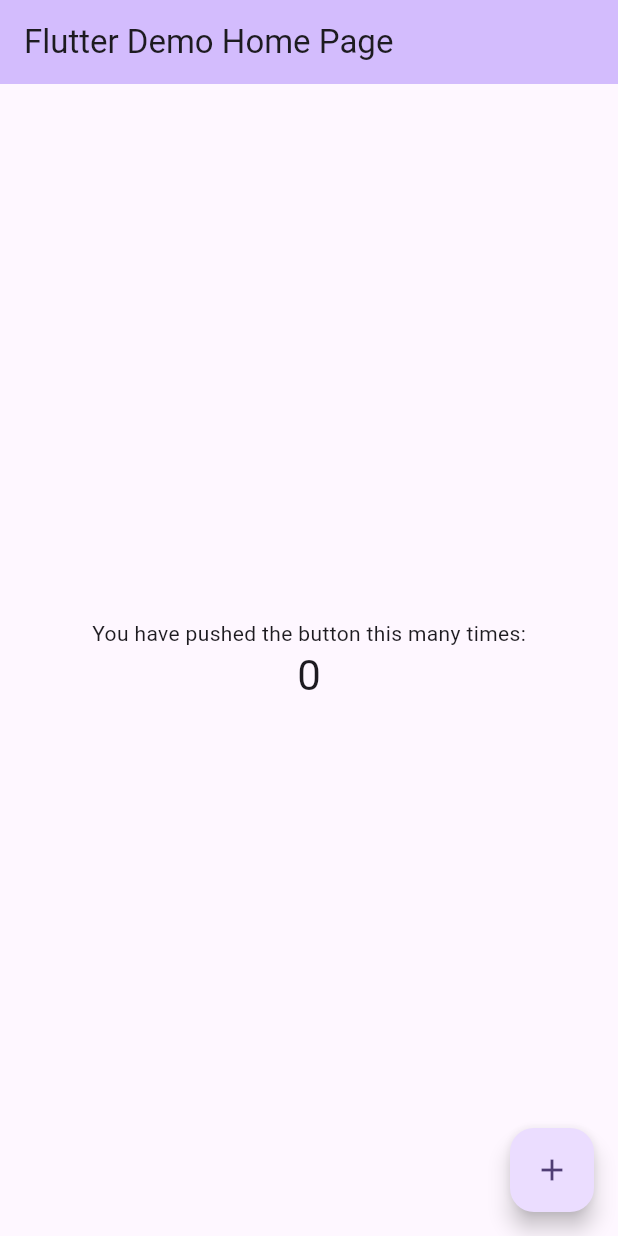
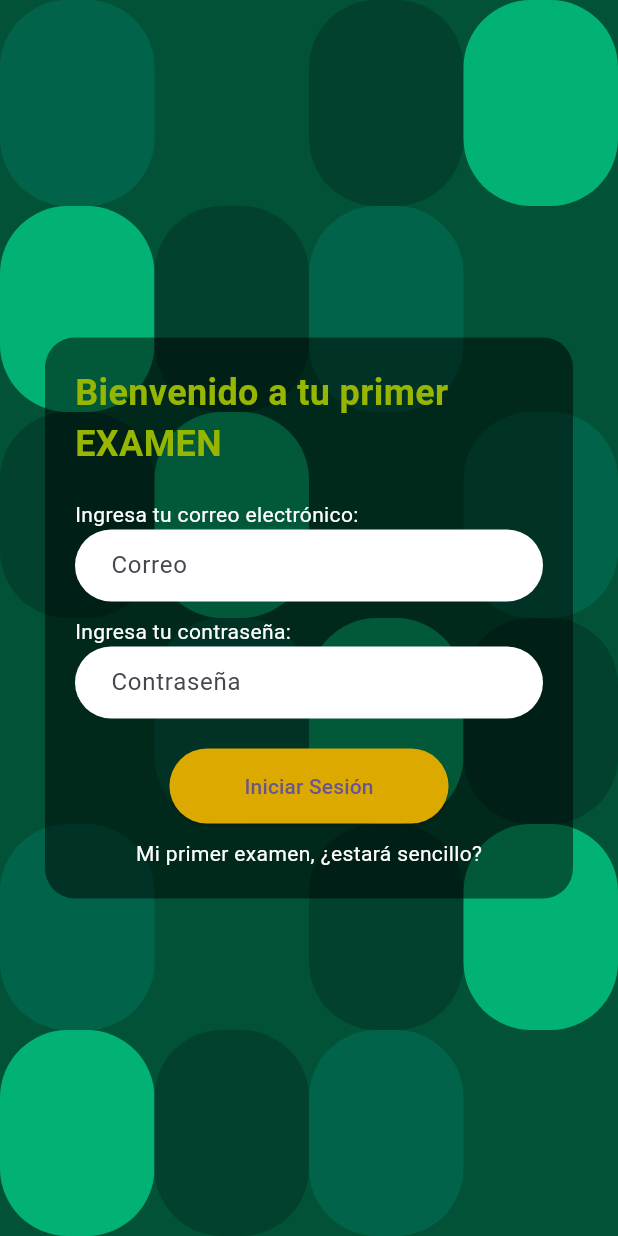
Before and after one commit to Fundamentos-Moviles/examen-i-Raul-Ruelas, a Flutter app: the screen it shows after launch, on a phone screen of 412 x 824 dp. Run offline on Flutter 3.47's test engine with Material 3 defaults, Android fonts, the phone set to English and light mode, and no system bars.

Commit message:
proyecto terminado, segundo commit

```diff
--- /dev/null
+++ b/lib/Login.dart
@@ -0,0 +1,203 @@
+import 'package:flutter/material.dart';
+import 'package:examen1_rsr/Home.dart';
+
+class Login extends StatefulWidget {
+  const Login({super.key});
+
+  @override
+  State<Login> createState() => _LoginState();
+}
+
+class _LoginState extends State<Login> {
+  TextEditingController user = TextEditingController();
+  TextEditingController pass = TextEditingController();
+  String errorMessage = '';
+
+  /// Lista de colores para los cuadrados en la vista
+  final List<Color> squareColors = [
+    Color(0xff01644a),
+    Color(0xff02b274),
+    Color(0xff01412e),
+    Color(0xff02b274),
+    Color(0xff02b274),
+    Color(0xff01412e),
+    Color(0xff01644a),
+    Color(0xff02b274),
+    Color(0xff01412e),
+    Color(0xff02b274),
+    Color(0xff02b274),
+    Color(0xff01644a),
+    Color(0xff02b274),
+    Color(0xff01644a),
+    Color(0xff02b274),
+    Color(0xff01412e),
+    Color(0xff01644a),
+    Color(0xff02b274),
+    Color(0xff01412e),
+    Color(0xff02b274),
+    Color(0xff02b274),
+    Color(0xff01412e),
+    Color(0xff01644a),
+  ];
+
+  final List<bool> showSquares = List.generate(24, (index) {
+    const ocultar = {1, 7, 10, 12, 17, 23};
+    return !ocultar.contains(index);
+  });
+
+  @override
+  Widget build(BuildContext context) {
+    return Scaffold(
+      body: LayoutBuilder(
+        builder: (BuildContext context, BoxConstraints constraints) {
+
+          double screenWidth = constraints.maxWidth;
+          double screenHeight = constraints.maxHeight;
+
+          double containerWidth = screenWidth / 4;
+          double containerHeight = screenHeight / 6;
+
+          return Stack(
+            children: [
+              Container(
+                color: Color(0xff015236),
+                child: Column(
+                  children: List.generate(6, (rowIndex) {
+                    return Row(
+                      children: List.generate(4, (colIndex) {
+                        int index = rowIndex * 4 + colIndex;
+                        return Container(
+                          width: containerWidth,
+                          height: containerHeight,
+                          decoration: BoxDecoration(
+                            color: showSquares[index] ? squareColors[index] : Colors.transparent,
+                            borderRadius: BorderRadius.circular(45),
+                          ),
+                        );
+                      }),
+                    );
+                  }),
+                ),
+              ),
+              Center(
+                child: Padding(
+                  padding: const EdgeInsets.all(30.0),
+                  child: Container(
+                    padding: const EdgeInsets.all(20.0),
+                    decoration: BoxDecoration(
+                      color: Colors.black.withOpacity(0.5),
+                      borderRadius: BorderRadius.circular(20),
+                    ),
+                    child: Column(
+                      mainAxisSize: MainAxisSize.min,
+                      children: [
+                        Text(
+                          'Bienvenido a tu primer EXAMEN',
+                          style: TextStyle(
+                            fontSize: 24,
+                            fontWeight: FontWeight.bold,
+                            color: Color(0xff96b602),
+                          ),
+                        ),
+                        SizedBox(height: 20),
+                        Align(
+                          alignment: Alignment.centerLeft,
+                          child: const Text(
+                            'Ingresa tu correo electrónico:',
+                            style: TextStyle(
+                              color: Colors.white,
+                            ),
+                          ),
+                        ),
+                        TextField(
+                          controller: user,
+                          decoration: InputDecoration(
+                            filled: true,
+                            fillColor: Colors.white,
+                            hintText: 'Correo',
+                            border: OutlineInputBorder(
+                              borderRadius: BorderRadius.circular(30.0),
+                              borderSide: BorderSide.none,
+                            ),
+                            contentPadding: EdgeInsets.symmetric(horizontal: 20),
+                          ),
+                        ),
+                        SizedBox(height: 10),
+                        Align(
+                          alignment: Alignment.centerLeft,
+                          child: const Text(
+                            'Ingresa tu contraseña:',
+                            style: TextStyle(
+                              color: Colors.white,
+                            ),
+                          ),
+                        ),
+                        TextField(
+                          controller: pass,
+                          obscureText: true,
+                          decoration: InputDecoration(
+                            filled: true,
+                            fillColor: Colors.white,
+                            hintText: 'Contraseña',
+                            border: OutlineInputBorder(
+                              borderRadius: BorderRadius.circular(30.0),
+                              borderSide: BorderSide.none,
+                            ),
+                            contentPadding: EdgeInsets.symmetric(horizontal: 20),
+                          ),
+                        ),
+                        SizedBox(height: 10),
+                        if (errorMessage.isNotEmpty)
+                          Padding(
+                            padding: const EdgeInsets.only(bottom: 10.0),
+                            child: Text(
+                              errorMessage,
+                              style: TextStyle(color: Colors.red, fontSize: 16),
+                            ),
+                          ),
+                        SizedBox(height: 10),
+                        ElevatedButton(
+                          style: ElevatedButton.styleFrom(
+                            backgroundColor: Color(0xffdca900),
+                            shape: RoundedRectangleBorder(
+                              borderRadius: BorderRadius.circular(30.0),
+                            ),
+                            padding: EdgeInsets.symmetric(horizontal: 50, vertical: 15),
+                          ),
+                          onPressed: () {
+                            String email = user.text;
+                            String password = pass.text;
+
+                            setState(() {
+                              if (email.isEmpty || password.isEmpty) {
+                                errorMessage = 'Datos incompletos';
+                              } else if (email != 'test@correo.mx') {
+                                errorMessage = 'Correo incorrecto';
+                              } else if (password != 'FDM2') {
+                                errorMessage = 'Contraseña incorrecta';
+                              } else {
+                                errorMessage = '';
+                                Navigator.push(context, MaterialPageRoute(
+                                    builder: (context)=> Home()));
+                              }
+                            });
+                          },
+                          child: Text('Iniciar Sesión'),
+                        ),
+                        SizedBox(height: 10),
+                        Text(
+                          'Mi primer examen, ¿estará sencillo?',
+                          style: TextStyle(color: Colors.white),
+                        ),
+                      ],
+                    ),
+                  ),
+                ),
+              ),
+            ],
+          );
+        },
+      ),
+    );
+  }
+}
--- a/lib/main.dart
+++ b/lib/main.dart
@@ -1,9 +1,12 @@
 import 'package:flutter/material.dart';
+import 'package:examen1_rsr/Login.dart';
+import 'package:examen1_rsr/Home.dart';
+
 
 void main() {
   runApp(const MyApp());
 }
-
+///Clase solo para crear widgets sin cambios estado
 class MyApp extends StatelessWidget {
   const MyApp({super.key});
 
@@ -31,95 +34,8 @@
         colorScheme: ColorScheme.fromSeed(seedColor: Colors.deepPurple),
         useMaterial3: true,
       ),
-      home: const MyHomePage(title: 'Flutter Demo Home Page'),
+      home: Login(),
     );
   }
+
 }
-
-class MyHomePage extends StatefulWidget {
-  const MyHomePage({super.key, required this.title});
-
-  // This widget is the home page of your application. It is stateful, meaning
-  // that it has a State object (defined below) that contains fields that affect
-  // how it looks.
-
-  // This class is the configuration for the state. It holds the values (in this
-  // case the title) provided by the parent (in this case the App widget) and
-  // used by the build method of the State. Fields in a Widget subclass are
-  // always marked "final".
-
-  final String title;
-
-  @override
-  State<MyHomePage> createState() => _MyHomePageState();
-}
-
-class _MyHomePageState extends State<MyHomePage> {
-  int _counter = 0;
-
-  void _incrementCounter() {
-    setState(() {
-      // This call to setState tells the Flutter framework that something has
-      // changed in this State, which causes it to rerun the build method below
-      // so that the display can reflect the updated values. If we changed
-      // _counter without calling setState(), then the build method would not be
-      // called again, and so nothing would appear to happen.
-      _counter++;
-    });
-  }
-
-  @override
-  Widget build(BuildContext context) {
-    // This method is rerun every time setState is called, for instance as done
-    // by the _incrementCounter method above.
-    //
-    // The Flutter framework has been optimized to make rerunning build methods
-    // fast, so that you can just rebuild anything that needs updating rather
-    // than having to individually change instances of widgets.
-    return Scaffold(
-      appBar: AppBar(
-        // TRY THIS: Try changing the color here to a specific color (to
-        // Colors.amber, perhaps?) and trigger a hot reload to see the AppBar
-        // change color while the other colors stay the same.
-        backgroundColor: Theme.of(context).colorScheme.inversePrimary,
-        // Here we take the value from the MyHomePage object that was created by
-        // the App.build method, and use it to set our appbar title.
-        title: Text(widget.title),
-      ),
-      body: Center(
-        // Center is a layout widget. It takes a single child and positions it
-        // in the middle of the parent.
-        child: Column(
-          // Column is also a layout widget. It takes a list of children and
-          // arranges them vertically. By default, it sizes itself to fit its
-          // children horizontally, and tries to be as tall as its parent.
-          //
-          // Column has various properties to control how it sizes itself and
-          // how it positions its children. Here we use mainAxisAlignment to
-          // center the children vertically; the main axis here is the vertical
-          // axis because Columns are vertical (the cross axis would be
-          // horizontal).
-          //
-          // TRY THIS: Invoke "debug painting" (choose the "Toggle Debug Paint"
-          // action in the IDE, or press "p" in the console), to see the
-          // wireframe for each widget.
-          mainAxisAlignment: MainAxisAlignment.center,
-          children: <Widget>[
-            const Text(
-              'You have pushed the button this many times:',
-            ),
-            Text(
-              '$_counter',
-              style: Theme.of(context).textTheme.headlineMedium,
-            ),
-          ],
-        ),
-      ),
-      floatingActionButton: FloatingActionButton(
-        onPressed: _incrementCounter,
-        tooltip: 'Increment',
-        child: const Icon(Icons.add),
-      ), // This trailing comma makes auto-formatting nicer for build methods.
-    );
-  }
-}
```
Also changed, not shown: lib/Home.dart (added, +287 -0 lines), lib/Utils/Constantes.dart (added, +26 -0 lines).
